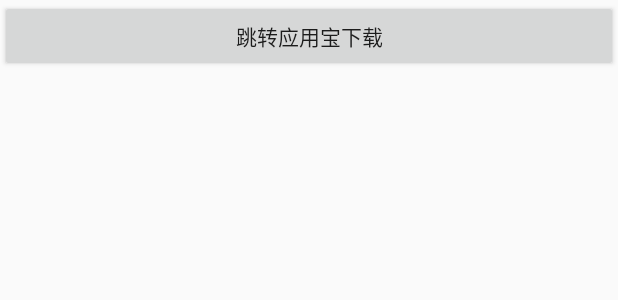
After one commit to yaozhengzheng/MyRetrofit, an Android app: the layout activity_download.xml on its own in the app's theme, with its tools: preview values and no code run, on a phone screen of 412 x 824 dp. The commit adds this screen. Shown: the top 300 px of the screen. Run offline under Robolectric (Android 15) with nearby library versions, the phone set to English and light mode, and no system bars.

Commit message:
指定跳转到应用宝，下载

```diff
--- a/app/src/main/AndroidManifest.xml
+++ b/app/src/main/AndroidManifest.xml
@@ -58,8 +58,9 @@
         <activity
             android:name=".activity.BarActivity"
             android:label="伸缩状态栏"/>
-        <activity
-            android:name=".activity.SearchBarActivity"/>
+        <activity android:name=".activity.SearchBarActivity"/>
+        <activity android:name=".activity.DownloadActivity">
+        </activity>
     </application>
 
 </manifest>
--- a/app/src/main/java/com/example/myretrofit/activity/BarActivity.java
+++ b/app/src/main/java/com/example/myretrofit/activity/BarActivity.java
@@ -29,7 +29,6 @@ public class BarActivity extends BaseActivity {
             "http://7xp1a1.com1.z0.glb.clouddn.com/liyu04.png",
             "http://7xp1a1.com1.z0.glb.clouddn.com/liyu05.png"};
 
-//    private Subscription subscription;
 
     @Override
     protected int getLayoutId() {
--- a/app/src/main/java/com/example/myretrofit/activity/HomeActivity.java
+++ b/app/src/main/java/com/example/myretrofit/activity/HomeActivity.java
@@ -112,6 +112,7 @@ public class HomeActivity extends AppCompatActivity {
         list.add("闪屏广告图");
         list.add("伸缩式标题栏");
         list.add("伸缩搜索框");
+        list.add("应用宝下载");
 
         listView.setOnItemClickListener(new AdapterView.OnItemClickListener() {
             @Override
@@ -159,6 +160,9 @@ public class HomeActivity extends AppCompatActivity {
                     case 13:
                         intent.setClass(HomeActivity.this, SearchBarActivity.class);
                         break;
+                    case 14:
+                        intent.setClass(HomeActivity.this, DownloadActivity.class);
+                        break;
                 }
                 startActivity(intent);
             }
--- /dev/null
+++ b/app/src/main/res/layout/activity_download.xml
@@ -0,0 +1,20 @@
+<?xml version="1.0" encoding="utf-8"?>
+<LinearLayout
+    xmlns:android="http://schemas.android.com/apk/res/android"
+    xmlns:tools="http://schemas.android.com/tools"
+    android:layout_width="match_parent"
+    android:layout_height="match_parent"
+    android:orientation="vertical"
+    tools:context="com.example.myretrofit.activity.DownloadActivity">
+
+    <Button
+        android:id="@+id/btn_down"
+        android:layout_width="match_parent"
+        android:layout_height="wrap_content"
+        android:text="跳转应用宝下载"/>
+
+    <TextView
+        android:id="@+id/tv_version"
+        android:layout_width="match_parent"
+        android:layout_height="wrap_content"/>
+</LinearLayout>
--- a/app/src/main/res/values/styles.xml
+++ b/app/src/main/res/values/styles.xml
@@ -38,4 +38,9 @@
         <item name="android:textSize">16sp</item>
         <item name="android:textColor">#00000000</item>
     </style>
+
+    <style name="toolbar_theme" parent="@style/ThemeOverlay.AppCompat.Dark.ActionBar">
+        <item name="colorControlNormal">@color/white</item>
+        <item name="android:actionBarSize">46dp</item>
+    </style>
 </resources>
```
Also changed, not shown: app/src/main/java/com/example/myretrofit/activity/DownloadActivity.java (added, +89 -0 lines), app/src/main/java/com/example/myretrofit/activity/SearchBarActivity.java (+3 -4 lines), app/src/main/res/layout/activity_search_bar.xml (+6 -6 lines), app/build.gradle (line endings or trailing spaces).
